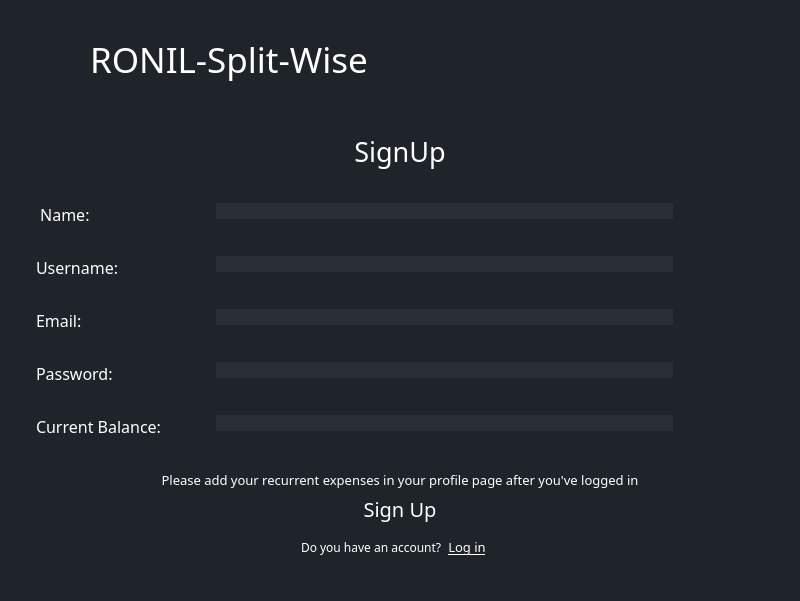
Before: the Qt Designer form GUI/login_page.ui in Rojan-J/Splitwise-Clone-Project, drawn with Qt 5.
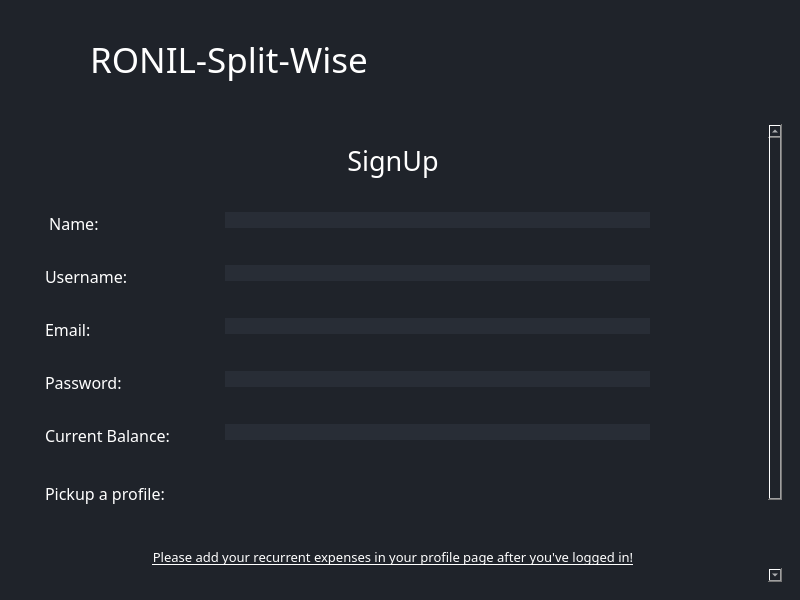
After: the same form once the commit is applied. The open tabs and pages were chosen to show the change. Icons and pictures are not drawn. Custom widgets are drawn as their Qt base class.

Commit message: Profile for sign up

```diff
--- a/GUI/login_page.ui
+++ b/GUI/login_page.ui
@@ -39,7 +39,7 @@
   </property>
   <widget class="QWidget" name="centralwidget">
    <layout class="QVBoxLayout" name="verticalLayout_10">
-    <item alignment="Qt::AlignTop">
+    <item>
      <widget class="QWidget" name="title_2" native="true">
       <property name="minimumSize">
        <size>
@@ -534,7 +534,22 @@
         </sizepolicy>
        </property>
        <layout class="QVBoxLayout" name="verticalLayout_11">
-        <item alignment="Qt::AlignTop">
+        <item>
+         <widget class="QScrollArea" name="scrollArea">
+          <property name="widgetResizable">
+           <bool>true</bool>
+          </property>
+          <widget class="QWidget" name="scrollAreaWidgetContents_3">
+           <property name="geometry">
+            <rect>
+             <x>0</x>
+             <y>-162</y>
+             <width>747</width>
+             <height>620</height>
+            </rect>
+           </property>
+           <layout class="QVBoxLayout" name="verticalLayout_15">
+            <item>
          <widget class="QWidget" name="widget_5" native="true">
           <layout class="QVBoxLayout" name="verticalLayout_12">
            <item>
@@ -556,7 +571,7 @@
           </layout>
          </widget>
         </item>
-        <item alignment="Qt::AlignTop">
+            <item>
          <widget class="QWidget" name="widget_6" native="true">
           <property name="sizePolicy">
            <sizepolicy hsizetype="Preferred" vsizetype="Expanding">
@@ -565,6 +580,9 @@
            </sizepolicy>
           </property>
           <layout class="QVBoxLayout" name="verticalLayout_13">
+               <property name="sizeConstraint">
+                <enum>QLayout::SetDefaultConstraint</enum>
+               </property>
            <item>
             <widget class="QFrame" name="frame_23">
              <property name="sizePolicy">
@@ -604,6 +622,22 @@
               <property name="bottomMargin">
                <number>9</number>
               </property>
+                  <item row="1" column="0">
+                   <widget class="QLabel" name="label_8">
+                    <property name="font">
+                     <font>
+                      <family>Swis721 Blk BT</family>
+                      <pointsize>12</pointsize>
+                     </font>
+                    </property>
+                    <property name="text">
+                     <string> Name:</string>
+                    </property>
+                   </widget>
+                  </item>
+                  <item row="1" column="1">
+                   <widget class="QLineEdit" name="lineEdit_5"/>
+                  </item>
               <item row="2" column="0">
                <widget class="QLabel" name="label_9">
                 <property name="font">
@@ -636,22 +670,6 @@
               <item row="3" column="1">
                <widget class="QLineEdit" name="lineEdit_7"/>
               </item>
-              <item row="1" column="0">
-               <widget class="QLabel" name="label_8">
-                <property name="font">
-                 <font>
-                  <family>Swis721 Blk BT</family>
-                  <pointsize>12</pointsize>
-                 </font>
-                </property>
-                <property name="text">
-                 <string> Name:</string>
-                </property>
-               </widget>
-              </item>
-              <item row="1" column="1">
-               <widget class="QLineEdit" name="lineEdit_5"/>
-              </item>
               <item row="4" column="0">
                <widget class="QLabel" name="label_12">
                 <property name="font">
@@ -684,8 +702,76 @@
               <item row="5" column="1">
                <widget class="QLineEdit" name="lineEdit_9"/>
               </item>
-             </layout>
-            </widget>
+                  <item row="6" column="0">
+                   <widget class="QLabel" name="label_2">
+                    <property name="sizePolicy">
+                     <sizepolicy hsizetype="Preferred" vsizetype="Expanding">
+                      <horstretch>0</horstretch>
+                      <verstretch>0</verstretch>
+                     </sizepolicy>
+                    </property>
+                    <property name="font">
+                     <font>
+                      <family>Swis721 Blk BT</family>
+                      <pointsize>12</pointsize>
+                     </font>
+                    </property>
+                    <property name="text">
+                     <string>Pickup a profile: </string>
+                    </property>
+                   </widget>
+                  </item>
+                  <item row="6" column="1">
+                   <widget class="QFrame" name="frame_13">
+                    <property name="frameShape">
+                     <enum>QFrame::StyledPanel</enum>
+                    </property>
+                    <property name="frameShadow">
+                     <enum>QFrame::Raised</enum>
+                    </property>
+                    <layout class="QHBoxLayout" name="horizontalLayout_8">
+                     <item>
+                      <widget class="QPushButton" name="pushButton">
+                       <property name="text">
+                        <string/>
+                       </property>
+                       <property name="icon">
+                        <iconset resource="images.qrc">
+                         <normaloff>:/images/3135823.png</normaloff>:/images/3135823.png</iconset>
+                       </property>
+                       <property name="iconSize">
+                        <size>
+                         <width>50</width>
+                         <height>50</height>
+                        </size>
+                       </property>
+                      </widget>
+                     </item>
+                     <item>
+                      <widget class="QPushButton" name="pushButton_2">
+                       <property name="text">
+                        <string/>
+                       </property>
+                       <property name="icon">
+                        <iconset resource="images.qrc">
+                         <normaloff>:/images/Layer 1.png</normaloff>:/images/Layer 1.png</iconset>
+                       </property>
+                       <property name="iconSize">
+                        <size>
+                         <width>50</width>
+                         <height>50</height>
+                        </size>
+                       </property>
+                      </widget>
+                     </item>
+                    </layout>
+                   </widget>
+                  </item>
+                 </layout>
+                </widget>
+               </item>
+               <item>
+                <widget class="QWidget" name="widget_8" native="true"/>
            </item>
           </layout>
          </widget>
@@ -693,28 +779,35 @@
         <item>
          <widget class="QWidget" name="widget_7" native="true">
           <property name="sizePolicy">
-           <sizepolicy hsizetype="Preferred" vsizetype="Expanding">
+               <sizepolicy hsizetype="Preferred" vsizetype="Preferred">
             <horstretch>0</horstretch>
             <verstretch>0</verstretch>
            </sizepolicy>
           </property>
           <layout class="QVBoxLayout" name="verticalLayout_14">
+               <property name="sizeConstraint">
+                <enum>QLayout::SetDefaultConstraint</enum>
+               </property>
            <item alignment="Qt::AlignTop">
             <widget class="QLabel" name="RecurrentNotice">
              <property name="font">
               <font>
                <family>Swis721 Blk BT</family>
                <pointsize>10</pointsize>
+                   <underline>true</underline>
               </font>
              </property>
              <property name="text">
-              <string>Please add your recurrent expenses in your profile page after you've logged in</string>
+                  <string>Please add your recurrent expenses in your profile page after you've logged in!</string>
              </property>
              <property name="alignment">
               <set>Qt::AlignCenter</set>
              </property>
             </widget>
            </item>
+               <item>
+                <widget class="QWidget" name="widget_9" native="true"/>
+               </item>
            <item>
             <widget class="QPushButton" name="SignUpBtn">
              <property name="sizePolicy">
@@ -744,6 +837,9 @@
              </property>
             </widget>
            </item>
+               <item>
+                <widget class="QWidget" name="widget_10" native="true"/>
+               </item>
            <item>
             <widget class="QFrame" name="frame_27">
              <property name="frameShape">
@@ -776,7 +872,7 @@
                     </font>
                    </property>
                    <property name="text">
-                    <string>Do you have an account?</string>
+                        <string>Already have an account?</string>
                    </property>
                   </widget>
                  </item>
@@ -801,6 +897,10 @@
             </widget>
            </item>
           </layout>
+             </widget>
+            </item>
+           </layout>
+          </widget>
          </widget>
         </item>
        </layout>
```
Lines whose indentation alone changed are shown as unchanged. The commit also changes 2 other files.
